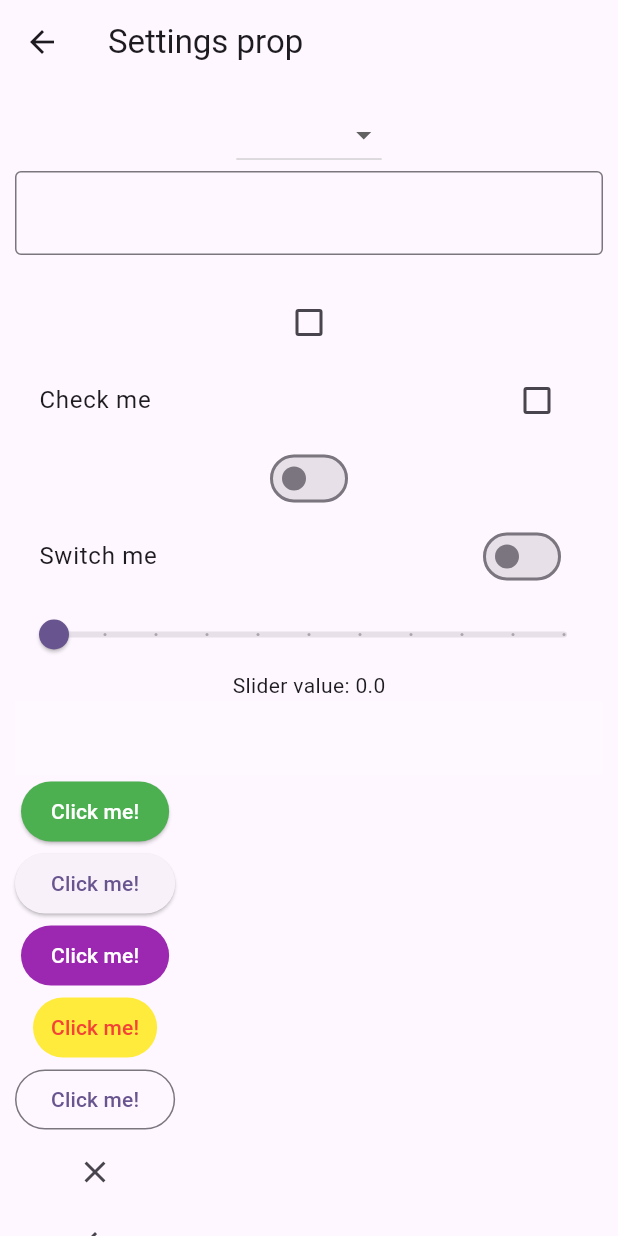
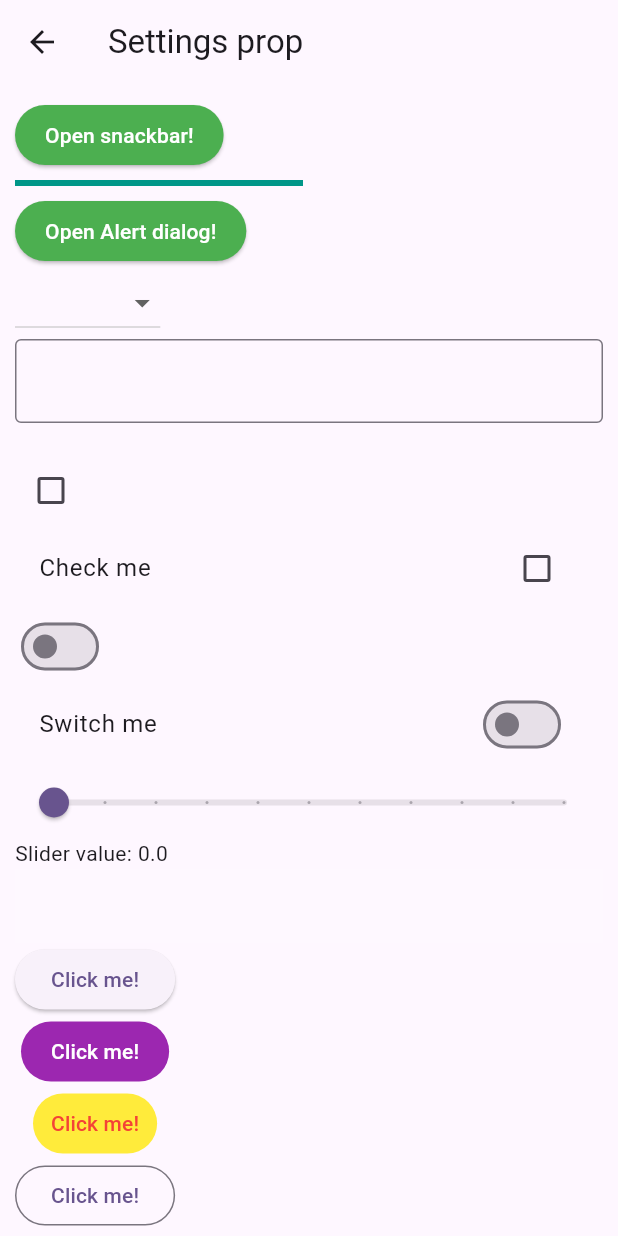
Before and after one commit to Azamat-JS/Flutter, a Flutter app: the WidgetTree screen opened directly, after a tap on the "settings" icon, on a phone screen of 412 x 824 dp. Run offline on Flutter 3.47's test engine with Material 3 defaults, Android fonts, the phone set to English and light mode, and no system bars.

Commit message:
updated home page

```diff
--- a/flutter_app/lib/views/pages/home_page.dart
+++ b/flutter_app/lib/views/pages/home_page.dart
@@ -1,4 +1,5 @@
 import 'package:flutter/material.dart';
+import 'package:flutter_app/data/constants.dart';
 import 'package:flutter_app/views/widgets/hero-widget.dart';
 
 class HomePage extends StatelessWidget {
@@ -8,7 +9,34 @@ class HomePage extends StatelessWidget {
   Widget build(BuildContext context) {
     return Padding(
       padding: EdgeInsets.all(20.0),
-      child: Column(children: [HeroWidget()]),
+      child: Column(
+        children: [
+          HeroWidget(),
+          Container(
+            width: double.infinity,
+            padding: EdgeInsets.symmetric(vertical: 10.0),
+            child: Card(
+              child: Padding(
+                padding: EdgeInsetsGeometry.all(20),
+                child: Column(
+                  crossAxisAlignment: CrossAxisAlignment.start,
+                  mainAxisSize: MainAxisSize.min,
+                  children: [
+                    Text(
+                      "Welcome to the Home Page!",
+                      style: KTextStyle.normalTealText,
+                    ),
+                    Text(
+                      "This is a simple Flutter application.",
+                      style: KTextStyle.descriptionText,
+                    ),
+                  ],
+                ),
+              ),
+            ),
+          ),
+        ],
+      ),
     );
   }
 }
--- a/flutter_app/lib/views/pages/settings_page.dart
+++ b/flutter_app/lib/views/pages/settings_page.dart
@@ -31,7 +31,59 @@ class _SettingsPageState extends State<SettingsPage> {
         child: Padding(
           padding: const EdgeInsets.all(10.0),
           child: Column(
+            crossAxisAlignment: CrossAxisAlignment.start,
             children: [
+              ElevatedButton(
+                onPressed: () {
+                  ScaffoldMessenger.of(context).showSnackBar(
+                    SnackBar(
+                      content: Text('This is a snackbar'),
+                      duration: Duration(seconds: 2),
+                      behavior: SnackBarBehavior.floating,
+                    ),
+                  );
+                },
+                style: ElevatedButton.styleFrom(
+                  backgroundColor: Colors.green,
+                  foregroundColor: Colors.white,
+                  padding: EdgeInsets.symmetric(horizontal: 20, vertical: 10),
+                ),
+                child: Text('Open snackbar!'),
+              ),
+              Divider(color: Colors.teal, thickness: 4, endIndent: 200),
+              ElevatedButton(
+                onPressed: () {
+                  showDialog(
+                    context: context,
+                    builder: (context) {
+                      return AlertDialog(
+                        title: Text('Alert Dialog'),
+                        content: Text('This is an alert dialog'),
+                        actions: [
+                          TextButton(
+                            onPressed: () {
+                              Navigator.pop(context);
+                            },
+                            child: Text('Close'),
+                          ),
+                          FilledButton(
+                            onPressed: () {
+                              Navigator.pop(context);
+                            },
+                            child: Text('OK'),
+                          ),
+                        ],
+                      );
+                    },
+                  );
+                },
+                style: ElevatedButton.styleFrom(
+                  backgroundColor: Colors.green,
+                  foregroundColor: Colors.white,
+                  padding: EdgeInsets.symmetric(horizontal: 20, vertical: 10),
+                ),
+                child: Text('Open Alert dialog!'),
+              ),
               DropdownButton(
                 value: dropdownValue,
                 items: [
@@ -112,18 +164,6 @@ class _SettingsPageState extends State<SettingsPage> {
                 child: Column(
                   mainAxisSize: MainAxisSize.min,
                   children: [
-                    ElevatedButton(
-                      onPressed: () {},
-                      style: ElevatedButton.styleFrom(
-                        backgroundColor: Colors.green,
-                        foregroundColor: Colors.white,
-                        padding: EdgeInsets.symmetric(
-                          horizontal: 20,
-                          vertical: 10,
-                        ),
-                      ),
-                      child: Text('Click me!'),
-                    ),
                     ElevatedButton(onPressed: () {}, child: Text('Click me!')),
                     FilledButton(
                       onPressed: () {},
```
Also changed, not shown: flutter_app/lib/data/constants.dart (added, +14 -0 lines).
